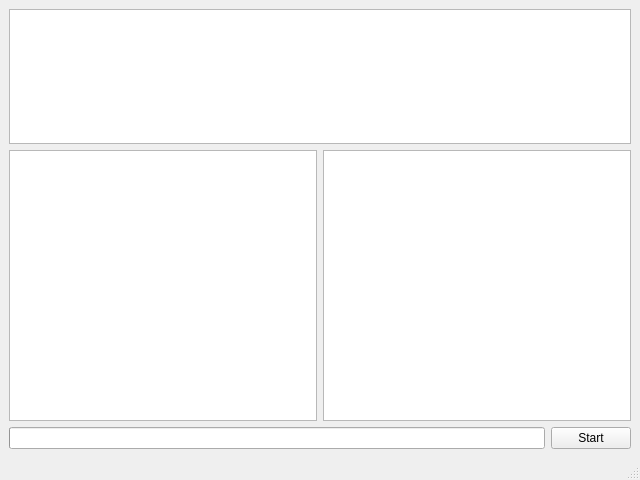
Qt form resources/main.ui (lonegather/fbx-batcher) before a commit.
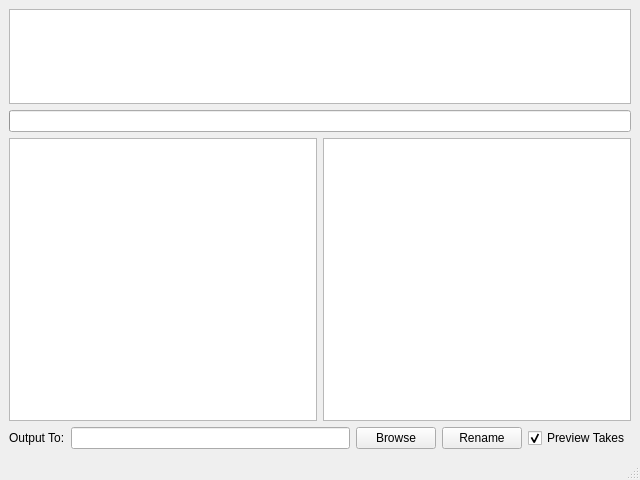
The same form after that commit.

The edit to the form file:
```diff
--- a/resources/main.ui
+++ b/resources/main.ui
@@ -22,31 +22,58 @@
   <widget class="QWidget" name="centralwidget">
    <layout class="QVBoxLayout" name="verticalLayout">
     <item>
-     <layout class="QGridLayout" name="gridLayout" rowstretch="1,2,0">
-      <item row="1" column="1">
+     <layout class="QGridLayout" name="gridLayout" rowstretch="1,0,3,0">
+      <item row="2" column="1">
        <widget class="QTreeView" name="tv_output"/>
       </item>
-      <item row="1" column="0">
-       <widget class="QTreeView" name="tv_input"/>
-      </item>
       <item row="0" column="0" colspan="2">
        <widget class="QListView" name="lv_pattern"/>
       </item>
-     </layout>
-    </item>
-    <item>
-     <layout class="QHBoxLayout" name="horizontalLayout_3">
-      <item>
+      <item row="2" column="0">
+       <widget class="QTreeView" name="tv_input"/>
+      </item>
+      <item row="1" column="0" colspan="2">
        <widget class="QProgressBar" name="pb_progress">
         <property name="textVisible">
          <bool>false</bool>
         </property>
        </widget>
       </item>
+     </layout>
+    </item>
+    <item>
+     <layout class="QHBoxLayout" name="horizontalLayout" stretch="0,0,0,0,0">
+      <item>
+       <widget class="QLabel" name="label">
+        <property name="text">
+         <string>Output To:</string>
+        </property>
+       </widget>
+      </item>
+      <item>
+       <widget class="QLineEdit" name="le_output"/>
+      </item>
+      <item>
+       <widget class="QPushButton" name="btn_browse">
+        <property name="text">
+         <string>Browse</string>
+        </property>
+       </widget>
+      </item>
       <item>
        <widget class="QPushButton" name="btn_start">
         <property name="text">
-         <string>Start</string>
+         <string>Rename</string>
+        </property>
+       </widget>
+      </item>
+      <item>
+       <widget class="QCheckBox" name="cb_preview">
+        <property name="text">
+         <string>Preview Takes</string>
+        </property>
+        <property name="checked">
+         <bool>true</bool>
         </property>
        </widget>
       </item>
```
